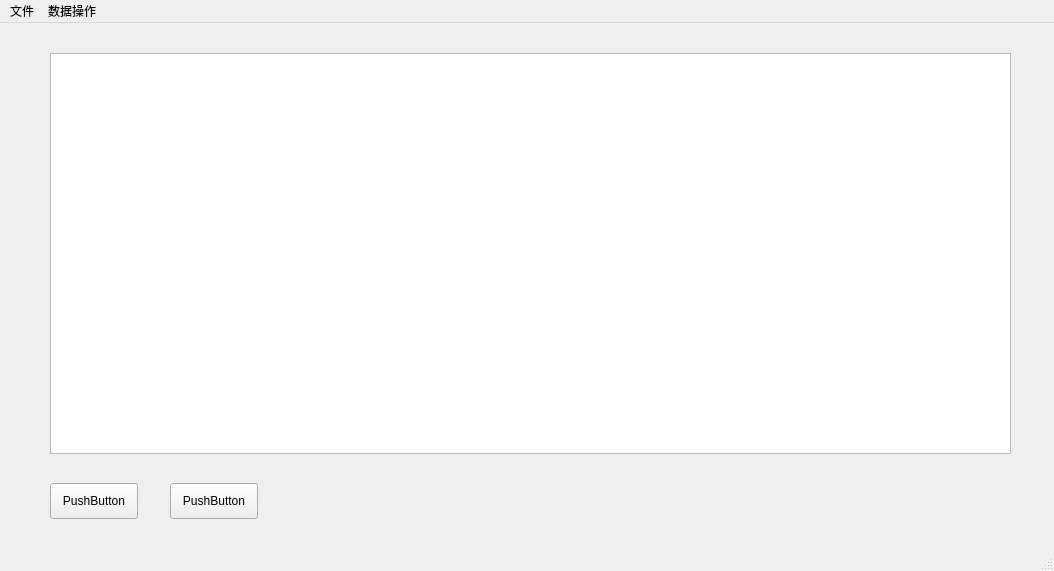
Before: the Qt Designer form mainwindow.ui in minortex/program_design_week, drawn with Qt 5.
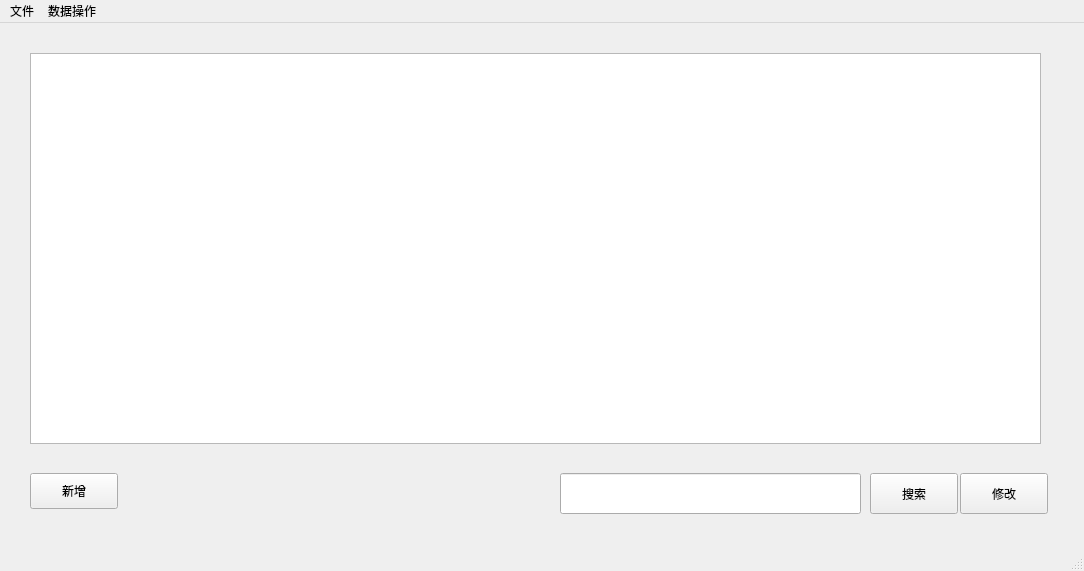
After: the same form once the commit is applied.

Commit message: feat: search function init

The edit to the form file:
```diff
--- a/mainwindow.ui
+++ b/mainwindow.ui
@@ -6,7 +6,7 @@
    <rect>
     <x>0</x>
     <y>0</y>
-    <width>1054</width>
+    <width>1084</width>
     <height>571</height>
    </rect>
   </property>
@@ -14,40 +14,63 @@
    <string>MainWindow</string>
   </property>
   <widget class="QWidget" name="centralwidget">
-   <widget class="QTableView" name="tableView">
+   <widget class="QPushButton" name="newButton">
     <property name="geometry">
      <rect>
-      <x>50</x>
+      <x>30</x>
+      <y>450</y>
+      <width>88</width>
+      <height>36</height>
+     </rect>
+    </property>
+    <property name="text">
+     <string>新增</string>
+    </property>
+   </widget>
+   <widget class="QPushButton" name="searchButton">
+    <property name="geometry">
+     <rect>
+      <x>870</x>
+      <y>450</y>
+      <width>88</width>
+      <height>41</height>
+     </rect>
+    </property>
+    <property name="text">
+     <string>搜索</string>
+    </property>
+   </widget>
+   <widget class="QLineEdit" name="searchLineEdit">
+    <property name="geometry">
+     <rect>
+      <x>560</x>
+      <y>450</y>
+      <width>301</width>
+      <height>41</height>
+     </rect>
+    </property>
+   </widget>
+   <widget class="QListView" name="listView">
+    <property name="geometry">
+     <rect>
+      <x>30</x>
       <y>30</y>
-      <width>961</width>
-      <height>401</height>
+      <width>1011</width>
+      <height>391</height>
      </rect>
     </property>
    </widget>
    <widget class="QPushButton" name="pushButton">
     <property name="geometry">
      <rect>
-      <x>50</x>
-      <y>460</y>
+      <x>960</x>
+      <y>450</y>
       <width>88</width>
-      <height>36</height>
+      <height>41</height>
      </rect>
     </property>
     <property name="text">
-     <string>PushButton</string>
-    </property>
-   </widget>
-   <widget class="QPushButton" name="pushButton_2">
-    <property name="geometry">
-     <rect>
-      <x>170</x>
-      <y>460</y>
-      <width>88</width>
-      <height>36</height>
-     </rect>
-    </property>
-    <property name="text">
-     <string>PushButton</string>
+     <string>修改</string>
     </property>
    </widget>
   </widget>
@@ -57,7 +80,7 @@
     <rect>
      <x>0</x>
      <y>0</y>
-     <width>1054</width>
+     <width>1084</width>
      <height>31</height>
     </rect>
    </property>
```
Left out of the diff: 2 changed lines with no effect on the pictures. The commit also changes 4 other files.
